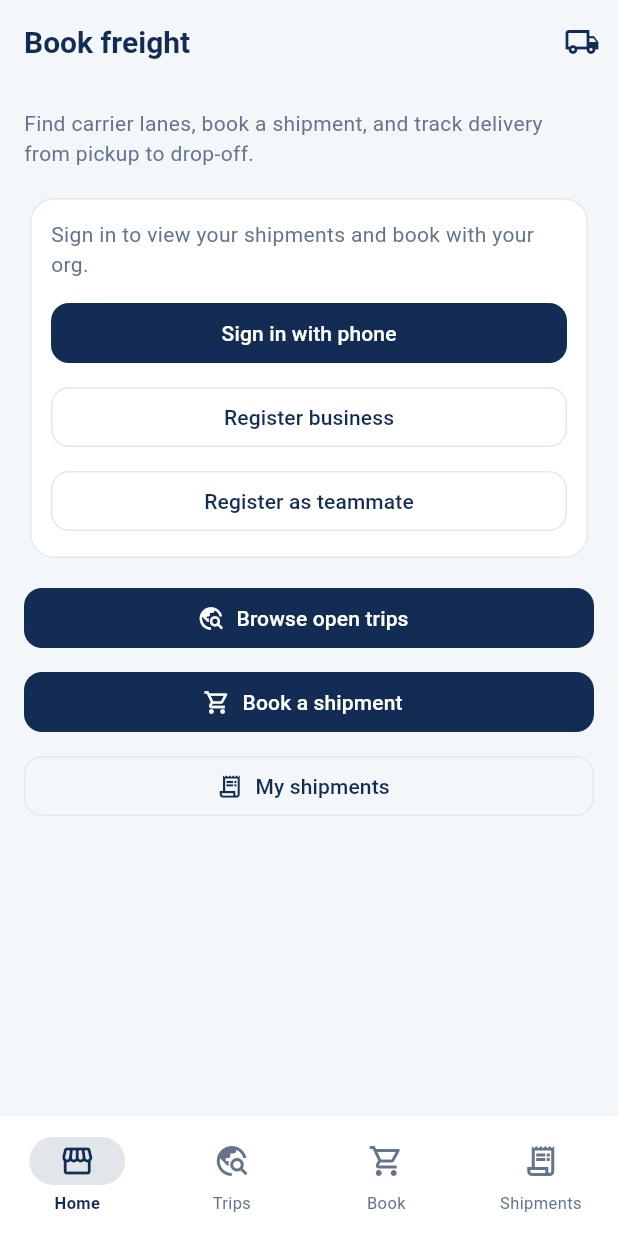
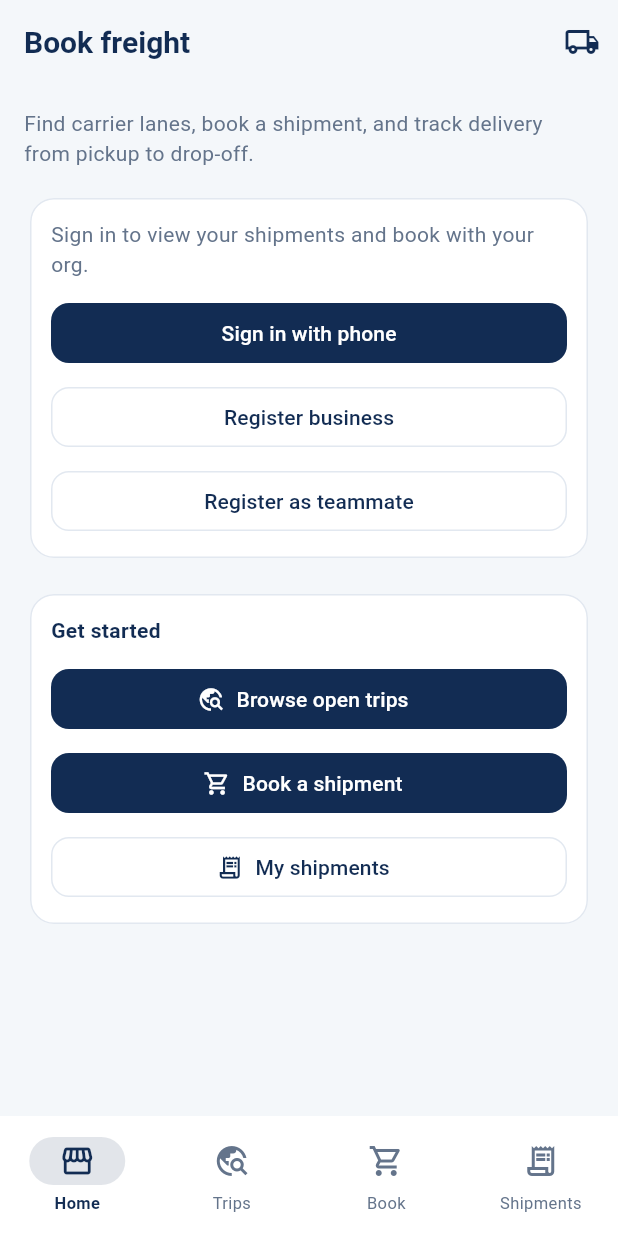
Before and after one commit to uwais/naviG8r, a Flutter app: the CustomerHomeScreen screen opened by its route, on a phone screen of 412 x 824 dp. Run offline on Flutter 3.47's test engine with Material 3 defaults, Android fonts, the phone set to English and light mode, and no system bars; our stand-ins replace dio, flutter_secure_storage, geolocator, go_router, google_maps_flutter; missing offline and left inert: dart:js, razorpay_flutter; accounts and stored records are empty; network calls fail.

Commit message:
Add customer web desktop/mobile UX and API CORS for browser clients. (#49)
Responsive customer shell, web Razorpay checkout, and CORS preflight so Flutter web on localhost can call the API after deploy.

Co-authored-by: Cursor <cursoragent@cursor.com>

```diff
--- /dev/null
+++ b/apps/driver_pilot/lib/customer_checkout.dart
@@ -0,0 +1 @@
+export "customer_checkout_mobile.dart" if (dart.library.html) "customer_checkout_web.dart";
--- a/apps/driver_pilot/lib/customer_flow.dart
+++ b/apps/driver_pilot/lib/customer_flow.dart
@@ -1,10 +1,12 @@
 import "dart:async";
 
+import "package:flutter/foundation.dart" show kIsWeb;
 import "package:flutter/material.dart";
 import "package:go_router/go_router.dart";
 import "package:google_maps_flutter/google_maps_flutter.dart";
-import "package:razorpay_flutter/razorpay_flutter.dart";
-
+
+import "customer_checkout.dart";
+import "customer_layout.dart";
 import "customer_session.dart";
 import "driver_theme.dart";
 import "location_editor.dart";
@@ -83,14 +85,21 @@ class CustomerScaffold extends StatelessWidget {
     return ListenableBuilder(
       listenable: CustomerSession.listenable,
       builder: (context, _) {
+        return LayoutBuilder(
+          builder: (context, constraints) {
             final selected = _indexForPath(currentPath);
             final session = CustomerSession.isSignedIn
                 ? "${CustomerSession.userFullName ?? "Signed in"} · ${CustomerSession.userPhone ?? ""}"
                 : null;
-
-        return Scaffold(
-          backgroundColor: DriverTheme.background,
-          appBar: AppBar(
+            final useRail = customerUseRail(constraints.maxWidth);
+            final page = CustomerPageFrame(child: bodyBuilder(context));
+
+            void goToIndex(int index) {
+              final target = _pathForIndex(index);
+              if (target != currentPath) context.go(target);
+            }
+
+            final appBar = AppBar(
               title: Column(
                 crossAxisAlignment: CrossAxisAlignment.start,
                 children: [
@@ -106,27 +115,48 @@ class CustomerScaffold extends StatelessWidget {
                     onPressed: () => signOutCustomer(context),
                     icon: const Icon(Icons.logout),
                   ),
+                if (!kIsWeb)
                   IconButton(
                     tooltip: "Switch to driver",
                     onPressed: () => context.go("/driver"),
                     icon: const Icon(Icons.local_shipping_outlined),
                   ),
               ],
-          ),
-          body: SafeArea(child: bodyBuilder(context)),
+            );
+
+            if (useRail) {
+              return Scaffold(
+                backgroundColor: DriverTheme.background,
+                appBar: appBar,
+                body: Row(
+                  crossAxisAlignment: CrossAxisAlignment.stretch,
+                  children: [
+                    NavigationRail(
+                      extended: constraints.maxWidth >= 1080,
+                      selectedIndex: selected,
+                      onDestinationSelected: goToIndex,
+                      leading: const CustomerBrandHeader(),
+                      destinations: customerRailDestinations(),
+                      labelType: constraints.maxWidth >= 1080 ? NavigationRailLabelType.none : NavigationRailLabelType.all,
+                    ),
+                    const VerticalDivider(width: 1),
+                    Expanded(child: SafeArea(left: false, child: page)),
+                  ],
+                ),
+              );
+            }
+
+            return Scaffold(
+              backgroundColor: DriverTheme.background,
+              appBar: appBar,
+              body: SafeArea(child: page),
               bottomNavigationBar: NavigationBar(
                 selectedIndex: selected,
-            onDestinationSelected: (index) {
-              final target = _pathForIndex(index);
-              if (target != currentPath) context.go(target);
+                onDestinationSelected: goToIndex,
+                destinations: kCustomerNavDestinations,
+              ),
+            );
           },
-            destinations: const [
-              NavigationDestination(icon: Icon(Icons.storefront_outlined), selectedIcon: Icon(Icons.storefront), label: "Home"),
-              NavigationDestination(icon: Icon(Icons.travel_explore_outlined), selectedIcon: Icon(Icons.travel_explore), label: "Trips"),
-              NavigationDestination(icon: Icon(Icons.shopping_cart_outlined), selectedIcon: Icon(Icons.shopping_cart), label: "Book"),
-              NavigationDestination(icon: Icon(Icons.receipt_long_outlined), selectedIcon: Icon(Icons.receipt_long), label: "Shipments"),
-            ],
-          ),
         );
       },
     );
@@ -155,14 +185,20 @@ class _CustomerHomeScreenState extends State<CustomerHomeScreen> {
       title: "Book freight",
       currentPath: "/customer",
       bodyBuilder: (_) => ListView(
-        padding: const EdgeInsets.all(16),
+        padding: const EdgeInsets.symmetric(vertical: 16),
         children: [
           const Text(
             "Find carrier lanes, book a shipment, and track delivery from pickup to drop-off.",
             style: TextStyle(color: DriverTheme.muted, height: 1.4),
           ),
           const SizedBox(height: 16),
-          if (!CustomerSession.isSignedIn) ...[
+          CustomerResponsiveRow(
+            primaryFlex: 3,
+            secondaryFlex: 2,
+            primary: Column(
+              crossAxisAlignment: CrossAxisAlignment.stretch,
+              children: [
+                if (!CustomerSession.isSignedIn)
                   Card(
                     child: Padding(
                       padding: const EdgeInsets.all(14),
@@ -179,9 +215,8 @@ class _CustomerHomeScreenState extends State<CustomerHomeScreen> {
                         ],
                       ),
                     ),
-            ),
-            const SizedBox(height: 12),
-          ] else if (CustomerSession.isOrgAdmin) ...[
+                  )
+                else if (CustomerSession.isOrgAdmin)
                   Card(
                     child: ListTile(
                       leading: const Icon(Icons.groups_outlined),
@@ -190,9 +225,8 @@ class _CustomerHomeScreenState extends State<CustomerHomeScreen> {
                       trailing: const Icon(Icons.chevron_right),
                       onTap: () => context.go("/customer/team"),
                     ),
-            ),
-            const SizedBox(height: 12),
-          ] else if (CustomerSession.hasCustomerOrg) ...[
+                  )
+                else if (CustomerSession.hasCustomerOrg)
                   Card(
                     child: Padding(
                       padding: const EdgeInsets.all(14),
@@ -202,9 +236,8 @@ class _CustomerHomeScreenState extends State<CustomerHomeScreen> {
                       ),
                     ),
                   ),
-            const SizedBox(height: 12),
-          ],
                 if (CustomerSession.isSignedIn) ...[
+                  if (CustomerSession.hasCustomerOrg || CustomerSession.isOrgAdmin) const SizedBox(height: 12),
                   Card(
                     child: Column(
                       children: [
@@ -223,8 +256,17 @@ class _CustomerHomeScreenState extends State<CustomerHomeScreen> {
                       ],
                     ),
                   ),
+                ],
+              ],
+            ),
+            secondary: Card(
+              child: Padding(
+                padding: const EdgeInsets.all(14),
+                child: Column(
+                  crossAxisAlignment: CrossAxisAlignment.stretch,
+                  children: [
+                    const Text("Get started", style: TextStyle(fontWeight: FontWeight.w600, color: DriverTheme.navy)),
                     const SizedBox(height: 12),
-          ],
                     FilledButton.icon(
                       onPressed: () => context.go("/customer/trips"),
                       icon: const Icon(Icons.travel_explore),
@@ -241,6 +283,11 @@ class _CustomerHomeScreenState extends State<CustomerHomeScreen> {
                       onPressed: () => context.go("/customer/shipments"),
                       icon: const Icon(Icons.receipt_long_outlined),
                       label: const Text("My shipments"),
+                    ),
+                  ],
+                ),
+              ),
+            ),
           ),
         ],
       ),
@@ -1001,15 +1048,18 @@ class _CustomerBookShipmentScreenState extends State<CustomerBookShipmentScreen>
   bool _loadingTrip = false;
   String? _tripLoadError;
   bool _tripLocked = false;
-  Razorpay? _rzp;
+  CustomerCheckoutController? _checkout;
   String? _pendingShipmentIdForCheckout;
 
   @override
   void initState() {
     super.initState();
-    _rzp = Razorpay();
-    _rzp!.on(Razorpay.EVENT_PAYMENT_SUCCESS, _onRzpPaymentSuccess);
-    _rzp!.on(Razorpay.EVENT_PAYMENT_ERROR, _onRzpPaymentError);
+    _checkout = CustomerCheckoutController(
+      onSuccess: ({required orderId, required paymentId, required signature}) {
+        _onCheckoutSuccess(orderId: orderId, paymentId: paymentId, signature: signature);
+      },
+      onError: _onCheckoutError,
+    )..init();
     _bootstrap();
   }
 
@@ -1035,7 +1085,7 @@ class _CustomerBookShipmentScreenState extends State<CustomerBookShipmentScreen>
 
   @override
   void dispose() {
-    _rzp?.clear();
+    _checkout?.dispose();
     _anchorTripId.dispose();
     _customerOrgName.dispose();
     _customerPhone.dispose();
@@ -1066,7 +1116,11 @@ class _CustomerBookShipmentScreenState extends State<CustomerBookShipmentScreen>
     }
   }
 
-  Future<void> _onRzpPaymentSuccess(PaymentSuccessResponse response) async {
+  Future<void> _onCheckoutSuccess({
+    required String orderId,
+    required String paymentId,
+    required String signature,
+  }) async {
     final id = _pendingShipmentIdForCheckout;
     if (id != null && id.isNotEmpty) {
       try {
@@ -1074,9 +1128,9 @@ class _CustomerBookShipmentScreenState extends State<CustomerBookShipmentScreen>
           "/v1/payments/razorpay/confirm",
           data: {
             "shipmentId": id,
-            "razorpayOrderId": response.orderId ?? "",
-            "razorpayPaymentId": response.paymentId ?? "",
-            "razorpaySignature": response.signature ?? "",
+            "razorpayOrderId": orderId,
+            "razorpayPaymentId": paymentId,
+            "razorpaySignature": signature,
           },
         );
       } catch (_) {}
@@ -1089,10 +1143,10 @@ class _CustomerBookShipmentScreenState extends State<CustomerBookShipmentScreen>
     _pendingShipmentIdForCheckout = null;
   }
 
-  void _onRzpPaymentError(PaymentFailureResponse response) {
+  void _onCheckoutError(String message) {
     if (!mounted) return;
     ScaffoldMessenger.of(context).showSnackBar(
-      SnackBar(content: Text("Payment did not go through. ${response.message ?? "Try again."}")),
+      SnackBar(content: Text("Payment did not go through. $message")),
     );
   }
 
@@ -1150,17 +1204,15 @@ class _CustomerBookShipmentScreenState extends State<CustomerBookShipmentScreen>
           orderId != null &&
           payStatus == "CREATED" &&
           amountPaise > 0 &&
-          _rzp != null) {
+          _checkout != null) {
         lastBookedShipmentId = shipmentId;
         _pendingShipmentIdForCheckout = shipmentId;
-        _rzp!.open({
-          "key": keyId,
-          "amount": amountPaise,
-          "currency": "INR",
-          "name": "NaviG8r",
-          "description": "Authorize shipment payment",
-          "order_id": orderId,
-        });
+        _checkout!.open(
+          keyId: keyId,
+          orderId: orderId,
+          amountPaise: amountPaise,
+          shipmentId: shipmentId,
+        );
       } else if (shipmentId != null) {
         lastBookedShipmentId = shipmentId;
         if (!mounted) return;
@@ -1181,7 +1233,7 @@ class _CustomerBookShipmentScreenState extends State<CustomerBookShipmentScreen>
       title: "Book shipment",
       currentPath: "/customer/book",
       bodyBuilder: (_) => ListView(
-        padding: const EdgeInsets.all(16),
+        padding: const EdgeInsets.symmetric(vertical: 16),
         children: [
           if (_anchorTrip == null && !_tripLocked) ...[
             OutlinedButton.icon(
@@ -1214,6 +1266,12 @@ class _CustomerBookShipmentScreenState extends State<CustomerBookShipmentScreen>
             ),
             const SizedBox(height: 12),
           ],
+          CustomerResponsiveRow(
+            primaryFlex: 3,
+            secondaryFlex: 2,
+            primary: Column(
+              crossAxisAlignment: CrossAxisAlignment.stretch,
+              children: [
                 const Text("Shipment details", style: TextStyle(fontWeight: FontWeight.w600, color: DriverTheme.navy)),
                 const SizedBox(height: 8),
                 if (!CustomerSession.isSignedIn || !CustomerSession.hasCustomerOrg)
@@ -1240,6 +1298,27 @@ class _CustomerBookShipmentScreenState extends State<CustomerBookShipmentScreen>
                   onPositionChanged: (p) => setState(() => _dropPos = p),
                 ),
                 const SizedBox(height: 12),
+                Row(
+                  children: [
+                    Expanded(
+                      child: OutlinedButton(onPressed: _quoting ? null : _fetchQuote, child: const Text("Get quote")),
+                    ),
+                    const SizedBox(width: 12),
+                    Expanded(
+                      child: FilledButton(
+                        onPressed: _booking ? null : _book,
+                        child: _booking
+                            ? const SizedBox(width: 22, height: 22, child: CircularProgressIndicator(strokeWidth: 2))
+                            : const Text("Book & pay"),
+                      ),
+                    ),
+                  ],
+                ),
+              ],
+            ),
+            secondary: Column(
+              crossAxisAlignment: CrossAxisAlignment.stretch,
+              children: [
                 bookShipmentRouteMap(
                   shipmentPickup: _pickupPos,
                   shipmentDrop: _dropPos,
@@ -1265,22 +1344,8 @@ class _CustomerBookShipmentScreenState extends State<CustomerBookShipmentScreen>
                     ),
                   ),
                 ],
-          const SizedBox(height: 12),
-          Row(
-            children: [
-              Expanded(
-                child: OutlinedButton(onPressed: _quoting ? null : _fetchQuote, child: const Text("Get quote")),
-              ),
-              const SizedBox(width: 12),
-              Expanded(
-                child: FilledButton(
-                  onPressed: _booking ? null : _book,
-                  child: _booking
-                      ? const SizedBox(width: 22, height: 22, child: CircularProgressIndicator(strokeWidth: 2))
-                      : const Text("Book & pay"),
-                ),
-              ),
-            ],
+              ],
+            ),
           ),
         ],
       ),
--- /dev/null
+++ b/apps/driver_pilot/lib/customer_layout.dart
@@ -0,0 +1,132 @@
+import "package:flutter/material.dart";
+
+import "driver_theme.dart";
+
+/// Layout breakpoints for customer web (mobile vs desktop).
+abstract final class CustomerBreakpoints {
+  static const double tablet = 600;
+  static const double desktop = 900;
+  static const double contentWide = 1100;
+  static const double contentNarrow = 640;
+}
+
+bool customerUseRail(double width) => width >= CustomerBreakpoints.desktop;
+
+bool customerIsWide(double width) => width >= CustomerBreakpoints.tablet;
+
+/// Centers customer page content with readable max width on larger screens.
+class CustomerPageFrame extends StatelessWidget {
+  const CustomerPageFrame({required this.child, super.key});
+
+  final Widget child;
+
+  @override
+  Widget build(BuildContext context) {
+    return LayoutBuilder(
+      builder: (context, constraints) {
+        final wide = customerIsWide(constraints.maxWidth);
+        final maxW = wide ? CustomerBreakpoints.contentWide : CustomerBreakpoints.contentNarrow;
+        return Align(
+          alignment: Alignment.topCenter,
+          child: ConstrainedBox(
+            constraints: BoxConstraints(maxWidth: maxW),
+            child: Padding(
+              padding: EdgeInsets.symmetric(horizontal: wide ? 32 : 16, vertical: wide ? 8 : 0),
+              child: child,
+            ),
+          ),
+        );
+      },
+    );
+  }
+}
+
+/// Two-column row on desktop; stacks on mobile.
+class CustomerResponsiveRow extends StatelessWidget {
+  const CustomerResponsiveRow({
+    required this.primary,
+    required this.secondary,
+    this.secondaryFlex = 1,
+    this.primaryFlex = 1,
+    super.key,
+  });
+
+  final Widget primary;
+  final Widget secondary;
+  final int primaryFlex;
+  final int secondaryFlex;
+
+  @override
+  Widget build(BuildContext context) {
+    return LayoutBuilder(
+      builder: (context, constraints) {
+        if (constraints.maxWidth >= CustomerBreakpoints.desktop) {
+          return Row(
+            crossAxisAlignment: CrossAxisAlignment.start,
+            children: [
+              Expanded(flex: primaryFlex, child: primary),
+              const SizedBox(width: 24),
+              Expanded(flex: secondaryFlex, child: secondary),
+            ],
+          );
+        }
+        return Column(
+          crossAxisAlignment: CrossAxisAlignment.stretch,
+          children: [
+            primary,
+            const SizedBox(height: 16),
+            secondary,
+          ],
+        );
+      },
+    );
+  }
+}
+
+const List<NavigationDestination> kCustomerNavDestinations = [
+  NavigationDestination(icon: Icon(Icons.storefront_outlined), selectedIcon: Icon(Icons.storefront), label: "Home"),
+  NavigationDestination(icon: Icon(Icons.travel_explore_outlined), selectedIcon: Icon(Icons.travel_explore), label: "Trips"),
+  NavigationDestination(icon: Icon(Icons.shopping_cart_outlined), selectedIcon: Icon(Icons.shopping_cart), label: "Book"),
+  NavigationDestination(icon: Icon(Icons.receipt_long_outlined), selectedIcon: Icon(Icons.receipt_long), label: "Shipments"),
+];
+
+List<NavigationRailDestination> customerRailDestinations() {
+  return kCustomerNavDestinations
+      .map(
+        (d) => NavigationRailDestination(
+          icon: d.icon,
+          selectedIcon: d.selectedIcon ?? d.icon,
+          label: Text(d.label),
+        ),
+      )
+      .toList();
+}
+
+/// Branded side header for desktop customer shell.
+class CustomerBrandHeader extends StatelessWidget {
+  const CustomerBrandHeader({super.key});
+
+  @override
+  Widget build(BuildContext context) {
+    return Padding(
+      padding: const EdgeInsets.fromLTRB(20, 24, 20, 8),
+      child: Column(
+        crossAxisAlignment: CrossAxisAlignment.start,
+        children: [
+          Text(
+            "NaviG8r",
+            style: Theme.of(context).textTheme.titleLarge?.copyWith(
+                  fontWeight: FontWeight.w800,
+                  color: DriverTheme.navy,
+                ),
+          ),
+          const SizedBox(height: 4),
+          Text(
+            "Book & track freight",
+            style: Theme.of(context).textTheme.bodySmall?.copyWith(color: DriverTheme.muted),
+          ),
+        ],
+      ),
+    );
+  }
+}
--- /dev/null
+++ b/apps/driver_pilot/lib/pilot_api_dns.dart
@@ -0,0 +1 @@
+export "pilot_api_dns_stub.dart" if (dart.library.io) "pilot_api_dns_io.dart";
```
Also changed, not shown: apps/driver_pilot/lib/customer_checkout_mobile.dart (added, +59 -0 lines), apps/driver_pilot/lib/customer_checkout_web.dart (added, +59 -0 lines), apps/driver_pilot/lib/main.dart (+4 -3 lines), apps/driver_pilot/lib/pilot_api.dart (+7 -23 lines), apps/driver_pilot/lib/pilot_api_dns_io.dart (added, +21 -0 lines), apps/driver_pilot/lib/pilot_api_dns_stub.dart (added, +9 -0 lines), 4 other files. Lines whose indentation alone changed are shown as unchanged.
